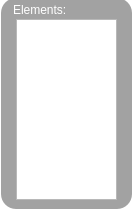
First picture: the form in Scripts/Element.ui, repository Plij/Oulutest, before the edit.
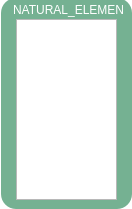
Second picture: the form after the edit.

What changed in the file:
```diff
--- a/Scripts/Element.ui
+++ b/Scripts/Element.ui
@@ -18,7 +18,7 @@
   </property>
   <property name="styleSheet">
    <string notr="true">QWidget#Element{ background-color: transparent;}
-QFrame#frame{ background-color: rgba(136, 136, 136, 200); border-radius: 15px; }</string>
+QFrame#frame{ background-color: rgba(21,122,69,150); border-radius: 15px; }</string>
   </property>
   <widget class="QFrame" name="frame">
    <property name="geometry">
@@ -40,12 +40,12 @@
      <rect>
       <x>12</x>
       <y>2</y>
-      <width>54</width>
+      <width>111</width>
       <height>20</height>
      </rect>
     </property>
     <property name="text">
-     <string>&lt;html&gt;&lt;head/&gt;&lt;body&gt;&lt;p&gt;&lt;span style=&quot; color:#ffffff;&quot;&gt;Elements:&lt;/span&gt;&lt;/p&gt;&lt;/body&gt;&lt;/html&gt;</string>
+     <string>&lt;html&gt;&lt;head/&gt;&lt;body&gt;&lt;p&gt;&lt;span style=&quot; color:#ffffff;&quot;&gt;NATURAL_ELEMENTS:&lt;/span&gt;&lt;/p&gt;&lt;/body&gt;&lt;/html&gt;</string>
     </property>
    </widget>
    <widget class="QListWidget" name="ElementListWidget">
```
